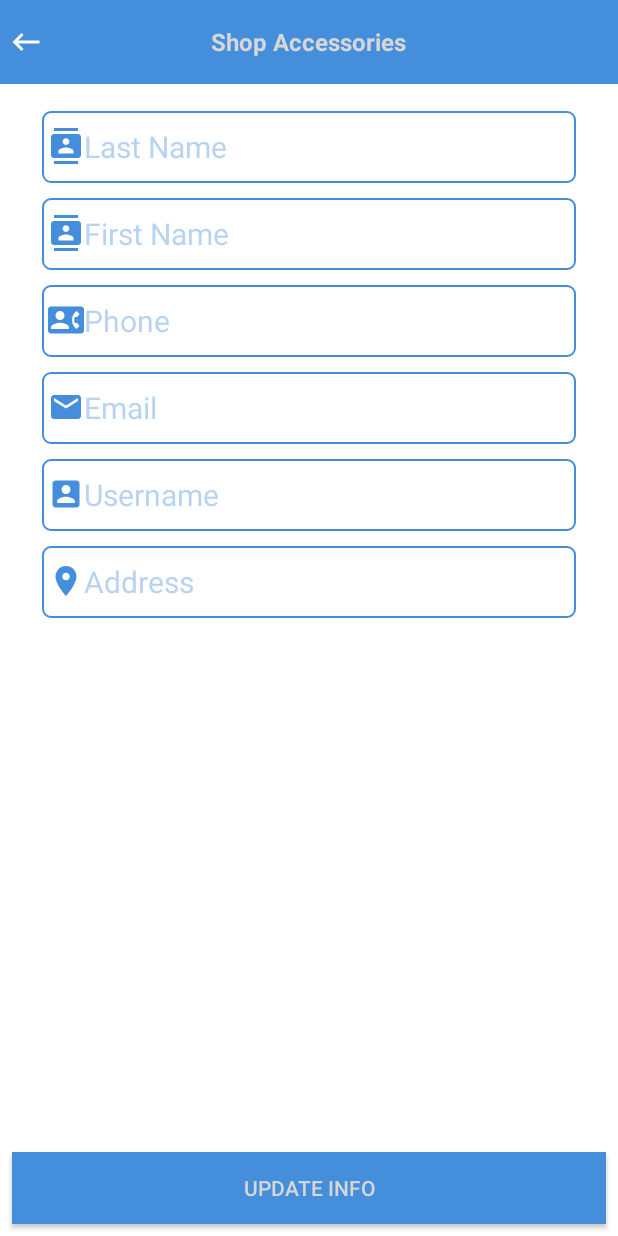
After one commit to vandongkyd/ProjectAccessorice, an Android app: the layout activity_info.xml on its own in the app's theme, with its tools: preview values and no code run, on a phone screen of 412 x 824 dp. The commit adds this screen. Run offline under Robolectric (Android 15) with nearby library versions, the phone set to English and light mode, and no system bars.

Commit message:
update shop

```diff
--- a/AccessoriceShop/app/src/main/java/com/example/vantran/drinkshop/HomeActivity.java
+++ b/AccessoriceShop/app/src/main/java/com/example/vantran/drinkshop/HomeActivity.java
@@ -384,6 +384,14 @@ public class HomeActivity extends AppCompatActivity
     public boolean onNavigationItemSelected(MenuItem item) {
         // Handle navigation view item clicks here.
         int id = item.getItemId();
+        if (id == R.id.nav_info){
+            if (Common.currentCustomer != null) {
+                startActivity(new Intent(HomeActivity.this, InfoActivity.class));
+            }else {
+                Common.PopupMessages("Information", HomeActivity.this);
+            }
+
+        }
         if (id == R.id.nav_loacation){
             startActivity(new Intent(HomeActivity.this, NearbyStoreActivity.class));
         }
--- /dev/null
+++ b/AccessoriceShop/app/src/main/java/com/example/vantran/drinkshop/InfoActivity.java
@@ -0,0 +1,90 @@
+package com.example.vantran.drinkshop;
+
+import android.app.AlertDialog;
+import android.content.Intent;
+import android.support.v7.app.AppCompatActivity;
+import android.os.Bundle;
+import android.view.View;
+import android.widget.Button;
+import android.widget.EditText;
+import android.widget.Toast;
+
+import com.example.vantran.drinkshop.Model.Customer;
+import com.example.vantran.drinkshop.Retrofit.ICallShopAPI;
+import com.example.vantran.drinkshop.Utils.Common;
+
+import butterknife.BindView;
+import butterknife.ButterKnife;
+import dmax.dialog.SpotsDialog;
+import io.reactivex.disposables.CompositeDisposable;
+import retrofit2.Call;
+import retrofit2.Callback;
+import retrofit2.Response;
+
+public class InfoActivity extends AppCompatActivity {
+
+    @BindView(R.id.btn_update)
+    Button btn_update;
+    @BindView(R.id.edt_last_name)
+    EditText edt_last_name;
+    @BindView(R.id.edt_first_name)
+    EditText edt_first_name;
+    @BindView(R.id.edt_phone)
+    EditText edt_phone;
+    @BindView(R.id.edt_email)
+    EditText edt_email;
+    @BindView(R.id.edt_user)
+    EditText edt_user;
+    @BindView(R.id.edt_address)
+    EditText edt_address;
+
+    CompositeDisposable compositeDisposable = new CompositeDisposable();
+    ICallShopAPI iCallShopAPI;
+
+    @Override
+    protected void onCreate(Bundle savedInstanceState) {
+        super.onCreate(savedInstanceState);
+        setContentView(R.layout.activity_info);
+        ButterKnife.bind(this);
+
+        iCallShopAPI = Common.callAPI();
+        Customer customer = Common.currentCustomer;
+        edt_last_name.setText(customer.getLast_name());
+        edt_first_name.setText(customer.getFirst_name());
+        edt_phone.setText(customer.getPhone());
+        edt_email.setText(customer.getEmail());
+        edt_user.setText(customer.getUser_name());
+        edt_address.setText(customer.getAddress());
+        btn_update.setOnClickListener(new View.OnClickListener() {
+            @Override
+            public void onClick(View v) {
+                String lastname = edt_last_name.getText().toString();
+                String firstname = edt_first_name.getText().toString();
+                String address = edt_address.getText().toString();
+                changeInfo(customer.getId(), lastname,firstname,address,"1");
+            }
+        });
+    }
+
+    private void changeInfo(String id,String lastName, String firstName, String address, String gender){
+        final AlertDialog watingDialog = new SpotsDialog.Builder().setContext(InfoActivity.this).build();
+        watingDialog.show();
+        watingDialog.setMessage("Plaese wating ...");
+        iCallShopAPI.changeinfo(id,firstName,lastName,address,gender)
+                .enqueue(new Callback<Customer>() {
+                    @Override
+                    public void onResponse(Call<Customer> call, Response<Customer> response) {
+                        watingDialog.dismiss();
+                        Customer customer = response.body();
+                        Toast.makeText(InfoActivity.this, "Update Info successfully", Toast.LENGTH_SHORT).show();
+                        Common.currentCustomer = response.body();
+                        finish();
+                    }
+
+                    @Override
+                    public void onFailure(Call<Customer> call, Throwable t) {
+                        watingDialog.dismiss();
+                    }
+        });
+    }
+}
--- a/AccessoriceShop/app/src/main/java/com/example/vantran/drinkshop/Retrofit/ICallShopAPI.java
+++ b/AccessoriceShop/app/src/main/java/com/example/vantran/drinkshop/Retrofit/ICallShopAPI.java
@@ -128,4 +128,16 @@ public interface ICallShopAPI {
     Call<String> cancelOrder(
             @Field("invoice_id") String invoiceId
     );
+
+    //Call API register User
+    @FormUrlEncoded
+    @POST("change-info")
+    Call<Customer> changeinfo(
+            @Field("id") String id,
+            @Field("first_name") String first_name,
+            @Field("last_name") String last_name,
+            @Field("address") String address,
+            @Field("gender") String gender
+    );
+
 }
--- a/AccessoriceShop/app/src/main/java/com/example/vantran/drinkshop/Utils/Common.java
+++ b/AccessoriceShop/app/src/main/java/com/example/vantran/drinkshop/Utils/Common.java
@@ -37,8 +37,8 @@ import java.util.List;
 
 public class Common {
     // url http api
-    private static final String HOST = "http://192.168.1.7";
-    private static final String HOST_API = "http://192.168.1.7";
+    private static final String HOST = "http://192.168.1.9";
+    private static final String HOST_API = "http://192.168.1.9";
     public static final String BASE_URL_API = HOST_API + "/WorkLaravel/public/api/";
     public static final String BASE_URL = HOST + "/shopdrink/";
     public static final String API_TOKEN_URL = HOST + "/shopdrink/braintree/main.php";
--- a/AccessoriceShop/app/src/main/java/com/example/vantran/drinkshop/YourOrderActivity.java
+++ b/AccessoriceShop/app/src/main/java/com/example/vantran/drinkshop/YourOrderActivity.java
@@ -52,7 +52,6 @@ public class YourOrderActivity extends AppCompatActivity {
     ButtonBarLayout btn_back;
     public MenuItem menuItem1;
     CompositeDisposable compositeDisposable = new CompositeDisposable();
-    IDrinkShopAPI iDrinkShopAPI;
     ICallShopAPI iCallShopAPI;
 
     @Override
--- /dev/null
+++ b/AccessoriceShop/app/src/main/res/drawable/ic_contact_phone_black_24dp.xml
@@ -0,0 +1,9 @@
+<vector xmlns:android="http://schemas.android.com/apk/res/android"
+        android:width="24dp"
+        android:height="24dp"
+        android:viewportWidth="24.0"
+        android:viewportHeight="24.0">
+    <path
+        android:fillColor="#458edb"
+        android:pathData="M22,3L2,3C0.9,3 0,3.9 0,5v14c0,1.1 0.9,2 2,2h20c1.1,0 1.99,-0.9 1.99,-2L24,5c0,-1.1 -0.9,-2 -2,-2zM8,6c1.66,0 3,1.34 3,3s-1.34,3 -3,3 -3,-1.34 -3,-3 1.34,-3 3,-3zM14,18L2,18v-1c0,-2 4,-3.1 6,-3.1s6,1.1 6,3.1v1zM17.85,14h1.64L21,16l-1.99,1.99c-1.31,-0.98 -2.28,-2.38 -2.73,-3.99 -0.18,-0.64 -0.28,-1.31 -0.28,-2s0.1,-1.36 0.28,-2c0.45,-1.62 1.42,-3.01 2.73,-3.99L21,8l-1.51,2h-1.64c-0.22,0.63 -0.35,1.3 -0.35,2s0.13,1.37 0.35,2z"/>
+</vector>
--- /dev/null
+++ b/AccessoriceShop/app/src/main/res/drawable/ic_contacts_black_24dp.xml
@@ -0,0 +1,9 @@
+<vector xmlns:android="http://schemas.android.com/apk/res/android"
+        android:width="24dp"
+        android:height="24dp"
+        android:viewportWidth="24.0"
+        android:viewportHeight="24.0">
+    <path
+        android:fillColor="#458edb"
+        android:pathData="M20,0L4,0v2h16L20,0zM4,24h16v-2L4,22v2zM20,4L4,4c-1.1,0 -2,0.9 -2,2v12c0,1.1 0.9,2 2,2h16c1.1,0 2,-0.9 2,-2L22,6c0,-1.1 -0.9,-2 -2,-2zM12,6.75c1.24,0 2.25,1.01 2.25,2.25s-1.01,2.25 -2.25,2.25S9.75,10.24 9.75,9 10.76,6.75 12,6.75zM17,17L7,17v-1.5c0,-1.67 3.33,-2.5 5,-2.5s5,0.83 5,2.5L17,17z"/>
+</vector>
--- /dev/null
+++ b/AccessoriceShop/app/src/main/res/drawable/ic_info_black_24dp.xml
@@ -0,0 +1,9 @@
+<vector xmlns:android="http://schemas.android.com/apk/res/android"
+        android:width="24dp"
+        android:height="24dp"
+        android:viewportWidth="24.0"
+        android:viewportHeight="24.0">
+    <path
+        android:fillColor="#FF000000"
+        android:pathData="M12,2C6.48,2 2,6.48 2,12s4.48,10 10,10 10,-4.48 10,-10S17.52,2 12,2zM13,17h-2v-6h2v6zM13,9h-2L11,7h2v2z"/>
+</vector>
--- a/AccessoriceShop/app/src/main/res/drawable/ic_location_on.xml
+++ b/AccessoriceShop/app/src/main/res/drawable/ic_location_on.xml
@@ -4,6 +4,6 @@
         android:viewportWidth="24.0"
         android:viewportHeight="24.0">
     <path
-        android:fillColor="#FF000000"
+        android:fillColor="#458edb"
         android:pathData="M12,2C8.13,2 5,5.13 5,9c0,5.25 7,13 7,13s7,-7.75 7,-13c0,-3.87 -3.13,-7 -7,-7zM12,11.5c-1.38,0 -2.5,-1.12 -2.5,-2.5s1.12,-2.5 2.5,-2.5 2.5,1.12 2.5,2.5 -1.12,2.5 -2.5,2.5z"/>
 </vector>
--- /dev/null
+++ b/AccessoriceShop/app/src/main/res/layout/activity_info.xml
@@ -0,0 +1,199 @@
+<?xml version="1.0" encoding="utf-8"?>
+<RelativeLayout xmlns:android="http://schemas.android.com/apk/res/android"
+    xmlns:app="http://schemas.android.com/apk/res-auto"
+    xmlns:tools="http://schemas.android.com/tools"
+    android:layout_width="match_parent"
+    android:id="@+id/rootLayout"
+    android:background="#ffffff"
+    android:layout_height="match_parent"
+    tools:context=".InfoActivity">
+    <FrameLayout
+        android:layout_width="match_parent"
+        android:layout_height="wrap_content"
+        android:id="@+id/toolbar1"
+        android:theme="@style/AppTheme.AppBarOverlay">
+
+        <android.support.v7.widget.Toolbar
+            android:id="@+id/toolbar"
+            android:layout_width="match_parent"
+            android:layout_height="?attr/actionBarSize"
+            android:background="?attr/colorPrimaryDark"
+            app:popupTheme="@style/AppTheme.PopupOverlay" />
+
+        <TextView
+            android:layout_width="wrap_content"
+            android:text="Shop Accessories"
+            android:textColor="@color/white"
+            android:textSize="16sp"
+            android:textStyle="bold"
+            android:layout_gravity="center"
+            android:layout_height="wrap_content" />
+
+        <android.support.v7.widget.ButtonBarLayout
+            android:layout_width="wrap_content"
+            android:id="@+id/btn_back"
+            android:layout_marginLeft="5dp"
+            android:layout_gravity="center|left"
+            android:background="@drawable/ic_keyboard_backspace"
+            android:layout_height="wrap_content"/>
+    </FrameLayout>
+
+    <Button
+        android:layout_width="match_parent"
+        android:layout_margin="8dp"
+        android:id="@+id/btn_update"
+        android:text="Update Info"
+        android:textColor="@color/white"
+        android:background="@color/colorPrimaryDark"
+        android:layout_alignParentBottom="true"
+        android:layout_height="wrap_content" />
+    <LinearLayout
+        android:layout_margin="8dp"
+        android:layout_below="@id/toolbar1"
+        android:layout_width="match_parent"
+        android:id="@+id/ln_layout"
+        android:orientation="vertical"
+        android:layout_above="@id/btn_update"
+        android:layout_height="match_parent">
+        <LinearLayout
+            android:layout_centerVertical="true"
+            android:layout_width="match_parent"
+            android:orientation="vertical"
+            android:layout_height="wrap_content">
+
+            <LinearLayout
+                android:background="@drawable/border_edittext"
+                android:layout_width="match_parent"
+                android:layout_gravity="center"
+                android:layout_marginRight="20dp"
+                android:layout_marginLeft="20dp"
+                android:layout_marginTop="10dp"
+                android:orientation="horizontal"
+                android:layout_height="wrap_content">
+                <EditText
+                    android:layout_width="match_parent"
+                    android:textSize="20sp"
+                    android:backgroundTint="@android:color/transparent"
+                    android:textColorHint="#63458EDB"
+                    android:drawableStart="@drawable/ic_contacts_black_24dp"
+                    android:id="@+id/edt_last_name"
+                    android:textColor="#458edb"
+                    android:inputType="text"
+                    android:hint="Last Name"
+                    android:layout_height="wrap_content" />
+            </LinearLayout>
+
+            <LinearLayout
+                android:background="@drawable/border_edittext"
+                android:layout_width="match_parent"
+                android:layout_gravity="center"
+                android:layout_marginRight="20dp"
+                android:layout_marginLeft="20dp"
+                android:layout_marginTop="10dp"
+                android:orientation="horizontal"
+                android:layout_height="wrap_content">
+                <EditText
+                    android:layout_width="match_parent"
+                    android:textSize="20sp"
+                    android:backgroundTint="@android:color/transparent"
+                    android:textColorHint="#63458EDB"
+                    android:drawableStart="@drawable/ic_contacts_black_24dp"
+                    android:id="@+id/edt_first_name"
+                    android:textColor="#458edb"
+                    android:inputType="text"
+                    android:hint="First Name"
+                    android:layout_height="wrap_content" />
+            </LinearLayout>
+
+            <LinearLayout
+                android:background="@drawable/border_edittext"
+                android:layout_width="match_parent"
+                android:layout_gravity="center"
+                android:layout_marginRight="20dp"
+                android:layout_marginLeft="20dp"
+                android:layout_marginTop="10dp"
+                android:orientation="horizontal"
+                android:layout_height="wrap_content">
+                <EditText
+                    android:layout_width="match_parent"
+                    android:textSize="20sp"
+                    android:backgroundTint="@android:color/transparent"
+                    android:textColorHint="#63458EDB"
+                    android:drawableStart="@drawable/ic_contact_phone_black_24dp"
+                    android:id="@+id/edt_phone"
+                    android:textColor="#458edb"
+                    android:inputType="text"
+                    android:hint="Phone"
+                    android:layout_height="wrap_content" />
+            </LinearLayout>
+
+            <LinearLayout
+                android:background="@drawable/border_edittext"
+                android:layout_gravity="center"
+                android:layout_marginRight="20dp"
+                android:layout_marginLeft="20dp"
+                android:layout_marginTop="10dp"
+                android:layout_width="match_parent"
+                android:orientation="horizontal"
+                android:layout_height="wrap_content">
+
+                <EditText
+                    android:layout_width="match_parent"
+                    android:drawableStart="@drawable/ic_email_black_24dp"
+                    android:id="@+id/edt_email"
+                    android:textColor="#458edb"
+                    android:textColorHint="#63458EDB"
+                    android:backgroundTint="@android:color/transparent"
+                    android:inputType="text"
+                    android:textSize="20sp"
+                    android:hint="Email"
+                    android:layout_height="wrap_content" />
+            </LinearLayout>
+
+            <LinearLayout
+                android:background="@drawable/border_edittext"
+                android:layout_gravity="center"
+                android:layout_marginRight="20dp"
+                android:layout_marginLeft="20dp"
+                android:layout_marginTop="10dp"
+                android:layout_width="match_parent"
+                android:orientation="horizontal"
+                android:layout_height="wrap_content">
+
+                <EditText
+                    android:layout_width="match_parent"
+                    android:drawableStart="@drawable/ic_account_box_black_24dp"
+                    android:id="@+id/edt_user"
+                    android:textColor="#458edb"
+                    android:textColorHint="#63458EDB"
+                    android:backgroundTint="@android:color/transparent"
+                    android:inputType="text"
+                    android:textSize="20sp"
+                    android:hint="Username"
+                    android:layout_height="wrap_content" />
+            </LinearLayout>
+            <LinearLayout
+                android:background="@drawable/border_edittext"
+                android:layout_gravity="center"
+                android:layout_marginRight="20dp"
+                android:layout_marginLeft="20dp"
+                android:layout_marginTop="10dp"
+                android:layout_width="match_parent"
+                android:orientation="horizontal"
+                android:layout_height="wrap_content">
+
+                <EditText
+                    android:layout_width="match_parent"
+                    android:drawableStart="@drawable/ic_location_on"
+                    android:id="@+id/edt_address"
+                    android:textColor="#458edb"
+                    android:textColorHint="#63458EDB"
+                    android:backgroundTint="@android:color/transparent"
+                    android:inputType="text"
+                    android:textSize="20sp"
+                    android:hint="Address"
+                    android:layout_height="wrap_content" />
+            </LinearLayout>
+        </LinearLayout>
+    </LinearLayout>
+</RelativeLayout>
--- a/AccessoriceShop/app/src/main/res/menu/activity_home_drawer.xml
+++ b/AccessoriceShop/app/src/main/res/menu/activity_home_drawer.xml
@@ -4,6 +4,10 @@
     tools:showIn="navigation_view">
 
     <group android:checkableBehavior="single">
+        <item
+            android:id="@+id/nav_info"
+            android:icon="@drawable/ic_info_black_24dp"
+            android:title="Information" />
         <item
             android:id="@+id/nav_loacation"
             android:icon="@drawable/ic_store_black"
```
